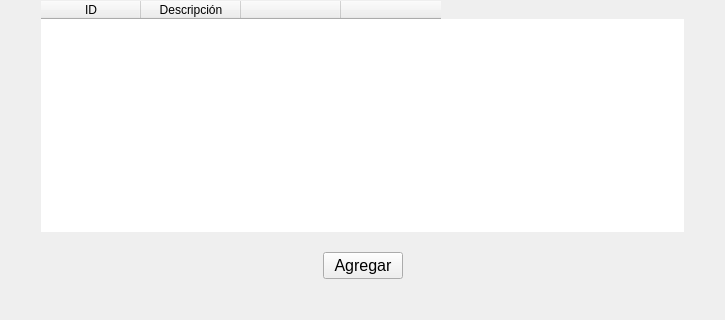
Qt form blustock/ui/screens_uis/grupos.ui (MaxAPBusiness/Blustock) before a commit; both pictures show x 0 to 725 and y 180 to 500 of the 725 by 500 pixel window.
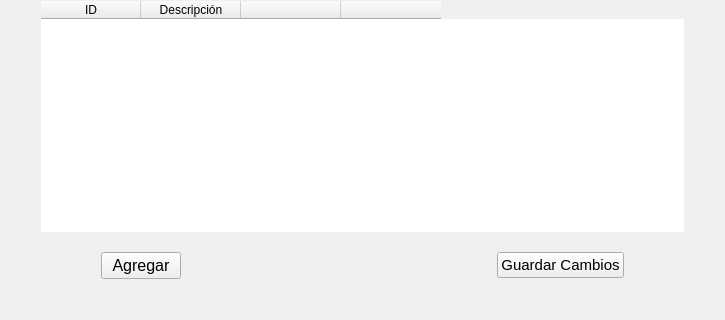
The same form after that commit. Icons and pictures are not drawn.

The edit to the form file:
```diff
--- a/blustock/ui/screens_uis/grupos.ui
+++ b/blustock/ui/screens_uis/grupos.ui
@@ -173,19 +173,6 @@
        <property name="rightMargin">
         <number>60</number>
        </property>
-       <item>
-        <spacer name="horizontalSpacer_3">
-         <property name="orientation">
-          <enum>Qt::Horizontal</enum>
-         </property>
-         <property name="sizeHint" stdset="0">
-          <size>
-           <width>40</width>
-           <height>20</height>
-          </size>
-         </property>
-        </spacer>
-       </item>
        <item>
         <widget class="QPushButton" name="pushButton_2">
          <property name="font">
@@ -217,6 +204,18 @@
          </property>
         </spacer>
        </item>
+       <item>
+        <widget class="QPushButton" name="botonGuardar">
+         <property name="font">
+          <font>
+           <pointsize>11</pointsize>
+          </font>
+         </property>
+         <property name="text">
+          <string>Guardar Cambios</string>
+         </property>
+        </widget>
+       </item>
       </layout>
      </item>
     </layout>
```
